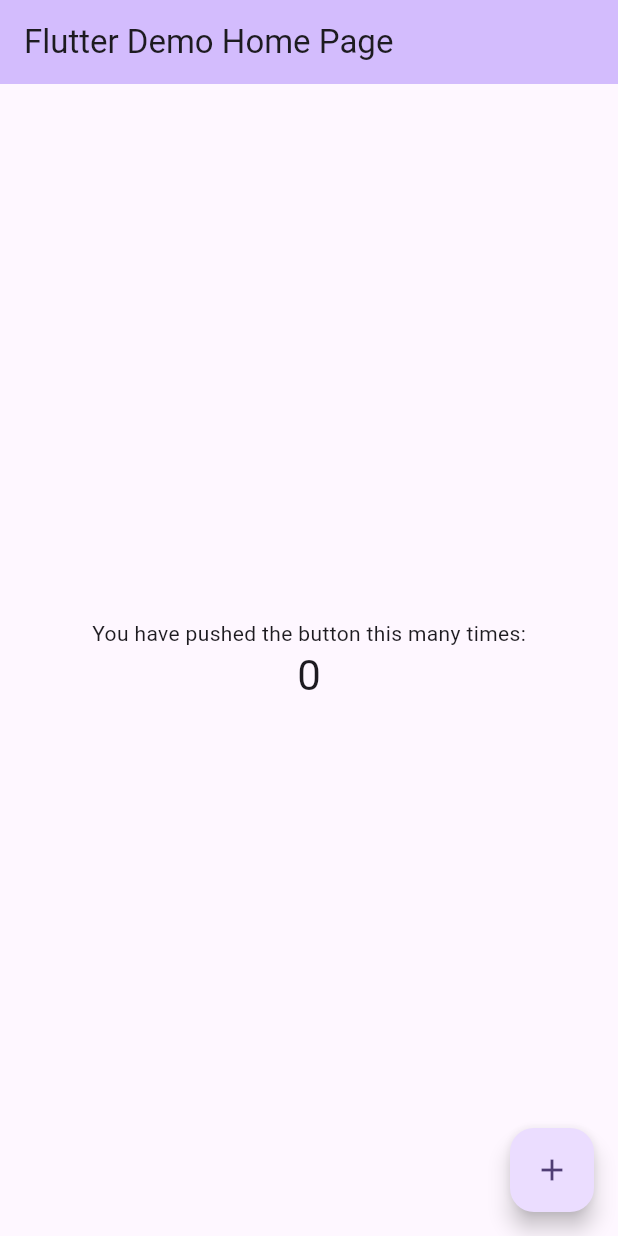
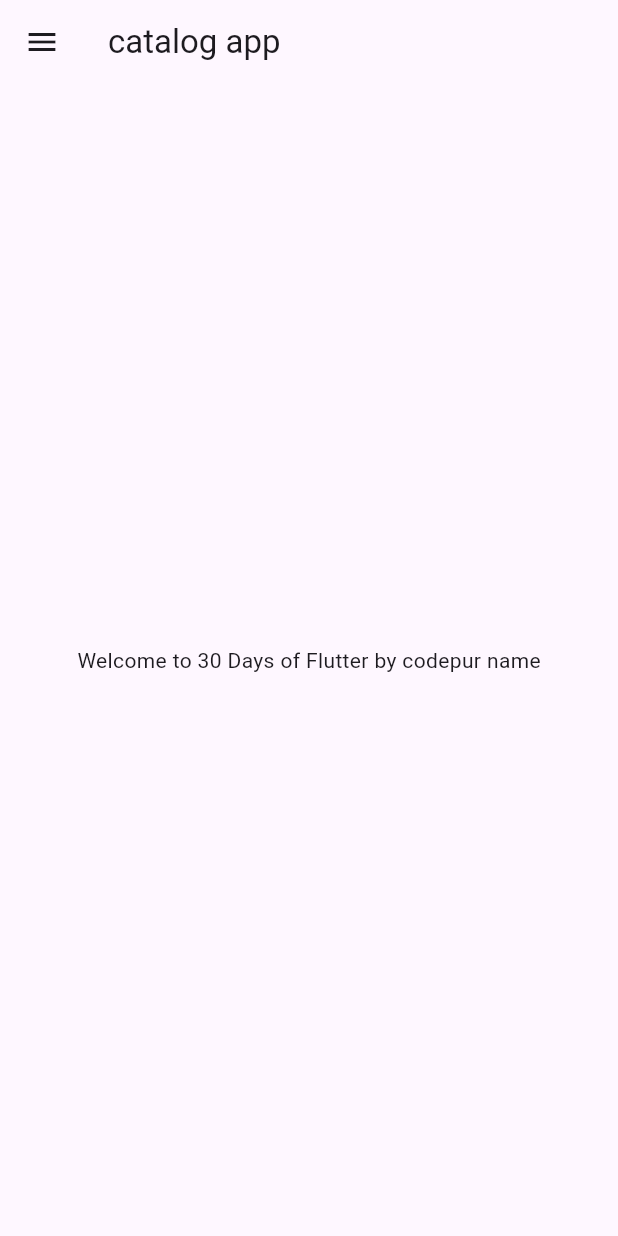
Before and after one commit to abhi2811mishra/SHOWCASE-SHOPPING-APP, a Flutter app: the screen it shows after launch, on a phone screen of 412 x 824 dp. Run offline on Flutter 3.47's test engine with Material 3 defaults, Android fonts, the phone set to English and light mode, and no system bars.

Commit message:
Day 2 compleated

```diff
--- /dev/null
+++ b/lib/home_page.dart
@@ -0,0 +1,25 @@
+import 'package:flutter/material.dart';
+
+class HomePage extends StatelessWidget {
+  // const HomePage({super.key});
+
+  @override
+  Widget build(BuildContext context) {
+    final  int days = 30;
+   final String name = "codepur";
+
+    return Scaffold(
+      appBar: AppBar(
+        title: Text("catalog app"),
+      ),
+      body: Center(
+        child:Container(
+
+            child: Text("Welcome to $days Days of Flutter by $name name"),
+          ),
+
+      ),
+      drawer: Drawer(),
+    );
+  }
+}
--- a/lib/main.dart
+++ b/lib/main.dart
@@ -1,125 +1,24 @@
+//import 'dart:io';
+
 import 'package:flutter/material.dart';
+import 'package:flutter_catalog/home_page.dart';
 
 void main() {
-  runApp(const MyApp());
+  runApp(MyApp());
 }
 
 class MyApp extends StatelessWidget {
-  const MyApp({super.key});
 
-  // This widget is the root of your application.
+
   @override
   Widget build(BuildContext context) {
+
+
+
+
+
     return MaterialApp(
-      title: 'Flutter Demo',
-      theme: ThemeData(
-        // This is the theme of your application.
-        //
-        // TRY THIS: Try running your application with "flutter run". You'll see
-        // the application has a purple toolbar. Then, without quitting the app,
-        // try changing the seedColor in the colorScheme below to Colors.green
-        // and then invoke "hot reload" (save your changes or press the "hot
-        // reload" button in a Flutter-supported IDE, or press "r" if you used
-        // the command line to start the app).
-        //
-        // Notice that the counter didn't reset back to zero; the application
-        // state is not lost during the reload. To reset the state, use hot
-        // restart instead.
-        //
-        // This works for code too, not just values: Most code changes can be
-        // tested with just a hot reload.
-        colorScheme: ColorScheme.fromSeed(seedColor: Colors.deepPurple),
-        useMaterial3: true,
-      ),
-      home: const MyHomePage(title: 'Flutter Demo Home Page'),
+      home:HomePage()
     );
   }
 }
-
-class MyHomePage extends StatefulWidget {
-  const MyHomePage({super.key, required this.title});
-
-  // This widget is the home page of your application. It is stateful, meaning
-  // that it has a State object (defined below) that contains fields that affect
-  // how it looks.
-
-  // This class is the configuration for the state. It holds the values (in this
-  // case the title) provided by the parent (in this case the App widget) and
-  // used by the build method of the State. Fields in a Widget subclass are
-  // always marked "final".
-
-  final String title;
-
-  @override
-  State<MyHomePage> createState() => _MyHomePageState();
-}
-
-class _MyHomePageState extends State<MyHomePage> {
-  int _counter = 0;
-
-  void _incrementCounter() {
-    setState(() {
-      // This call to setState tells the Flutter framework that something has
-      // changed in this State, which causes it to rerun the build method below
-      // so that the display can reflect the updated values. If we changed
-      // _counter without calling setState(), then the build method would not be
-      // called again, and so nothing would appear to happen.
-      _counter++;
-    });
-  }
-
-  @override
-  Widget build(BuildContext context) {
-    // This method is rerun every time setState is called, for instance as done
-    // by the _incrementCounter method above.
-    //
-    // The Flutter framework has been optimized to make rerunning build methods
-    // fast, so that you can just rebuild anything that needs updating rather
-    // than having to individually change instances of widgets.
-    return Scaffold(
-      appBar: AppBar(
-        // TRY THIS: Try changing the color here to a specific color (to
-        // Colors.amber, perhaps?) and trigger a hot reload to see the AppBar
-        // change color while the other colors stay the same.
-        backgroundColor: Theme.of(context).colorScheme.inversePrimary,
-        // Here we take the value from the MyHomePage object that was created by
-        // the App.build method, and use it to set our appbar title.
-        title: Text(widget.title),
-      ),
-      body: Center(
-        // Center is a layout widget. It takes a single child and positions it
-        // in the middle of the parent.
-        child: Column(
-          // Column is also a layout widget. It takes a list of children and
-          // arranges them vertically. By default, it sizes itself to fit its
-          // children horizontally, and tries to be as tall as its parent.
-          //
-          // Column has various properties to control how it sizes itself and
-          // how it positions its children. Here we use mainAxisAlignment to
-          // center the children vertically; the main axis here is the vertical
-          // axis because Columns are vertical (the cross axis would be
-          // horizontal).
-          //
-          // TRY THIS: Invoke "debug painting" (choose the "Toggle Debug Paint"
-          // action in the IDE, or press "p" in the console), to see the
-          // wireframe for each widget.
-          mainAxisAlignment: MainAxisAlignment.center,
-          children: <Widget>[
-            const Text(
-              'You have pushed the button this many times:',
-            ),
-            Text(
-              '$_counter',
-              style: Theme.of(context).textTheme.headlineMedium,
-            ),
-          ],
-        ),
-      ),
-      floatingActionButton: FloatingActionButton(
-        onPressed: _incrementCounter,
-        tooltip: 'Increment',
-        child: const Icon(Icons.add),
-      ), // This trailing comma makes auto-formatting nicer for build methods.
-    );
-  }
-}
```
